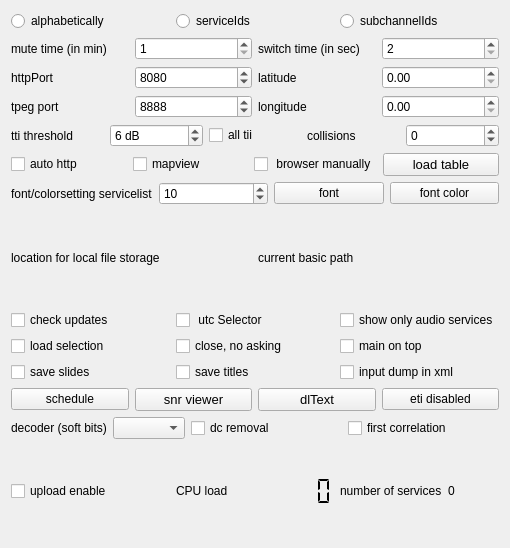
The window that sources/main/forms-v7/config-helper.ui (JvanKatwijk/qt-dab) describes before a commit, drawn with Qt 5.
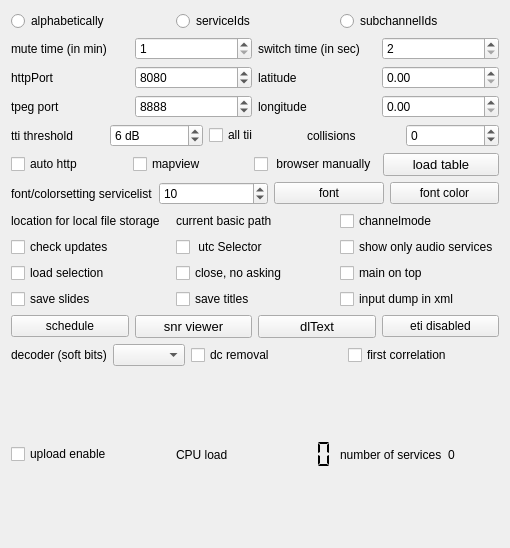
The same window after the commit. Custom widgets are drawn as their Qt base class.

```diff
--- a/sources/main/forms-v7/config-helper.ui
+++ b/sources/main/forms-v7/config-helper.ui
@@ -357,6 +357,13 @@
        </property>
       </widget>
      </item>
+     <item>
+      <widget class="QCheckBox" name="channelModeSelector">
+       <property name="text">
+        <string>channelmode</string>
+       </property>
+      </widget>
+     </item>
     </layout>
    </item>
    <item>
```
